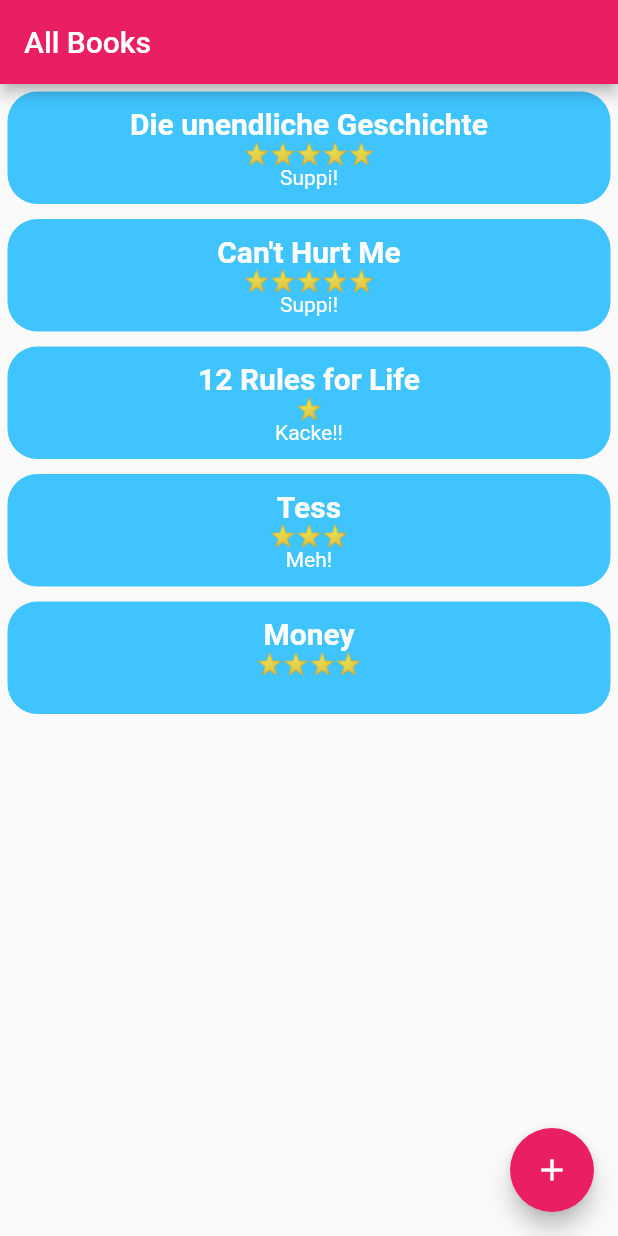
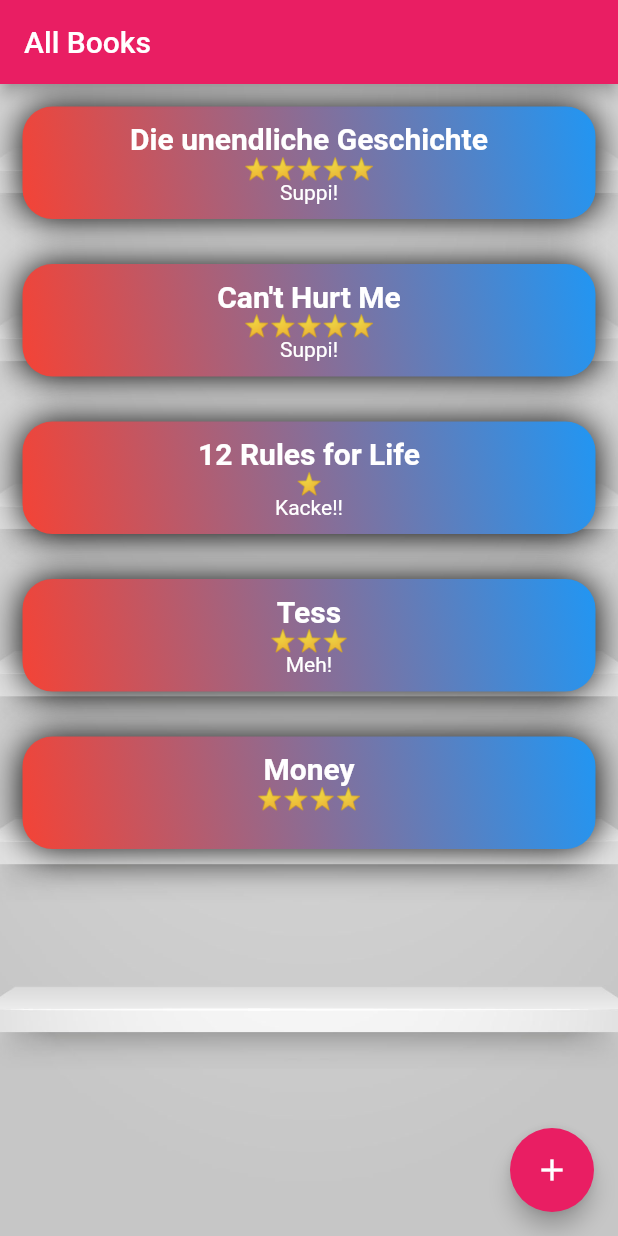
Before and after one commit to MarkusZoppelt/LeniBooks, a Flutter app: the screen it shows after launch, on a phone screen of 412 x 824 dp. Run offline on Flutter 3.47's test engine with Material 2 defaults, Android fonts, the phone set to English and light mode, and no system bars.

Commit message:
experimental cosmetic changes

```diff
--- a/lib/UI/book_tile.dart
+++ b/lib/UI/book_tile.dart
@@ -17,18 +17,29 @@
 
     return Center(
         child: Container(
-      padding: EdgeInsets.all(5),
+      padding: EdgeInsets.all(15),
       child: Column(
         children: <Widget>[
           Container(
-            // height: ,
+            // height: 100,
             decoration: ShapeDecoration.fromBoxDecoration(
               BoxDecoration(
-                color: Colors.lightBlueAccent,
+                // color: Colors.grey,
+                gradient: LinearGradient(
+                  begin: Alignment.topRight,
+                  end: Alignment.bottomLeft,
+                  colors: [Colors.blue, Colors.red],
+                ),
+                boxShadow: [
+                  new BoxShadow(
+                    color: Colors.black,
+                    blurRadius: 20.0,
+                  ),
+                ],
                 borderRadius: BorderRadius.circular(20.0),
               ),
             ),
-            padding: EdgeInsets.symmetric(vertical: 10.0),
+            padding: EdgeInsets.all(10.0),
             child: Center(
               child: Column(children: <Widget>[
                 Text(
@@ -38,6 +49,7 @@
                     fontWeight: FontWeight.w600,
                     color: Colors.white,
                   ),
+                  textAlign: TextAlign.center,
                 ),
                 Text(rating),
                 Text(
--- a/lib/main.dart
+++ b/lib/main.dart
@@ -16,6 +16,7 @@
       debugShowCheckedModeBanner: false,
       title: "Leni Books",
       theme: ThemeData(
+        backgroundColor: Colors.transparent,
         primarySwatch: Colors.pink,
         visualDensity: VisualDensity.adaptivePlatformDensity,
       ),
@@ -75,7 +76,15 @@
 
   @override
   Widget build(BuildContext context) {
-    return Scaffold(
+    return Stack(children: <Widget>[
+      Image.asset(
+        'assets/images/bookshelf.jpg',
+        height: MediaQuery.of(context).size.height,
+        width: MediaQuery.of(context).size.width,
+        fit: BoxFit.cover,
+      ),
+      Scaffold(
+        backgroundColor: Colors.transparent,
         appBar: AppBar(
           title: Text("All Books"),
           backgroundColor: Colors.pink,
@@ -93,6 +102,7 @@
           onPressed: newEntry,
           child: Icon(Icons.add),
         ),
-    );
+      )
+    ]);
   }
 }
--- a/pubspec.yaml
+++ b/pubspec.yaml
@@ -46,7 +46,7 @@
 
   # To add assets to your application, add an assets section, like this:
   assets:
-    - assets/images/
+    - assets/images/bookshelf.jpg
   #   - images/a_dot_ham.jpeg
 
   # An image asset can refer to one or more resolution-specific "variants", see
```
Also changed, not shown: assets/images/bookshelf.jpg (added). Lines whose indentation alone changed are shown as unchanged.
